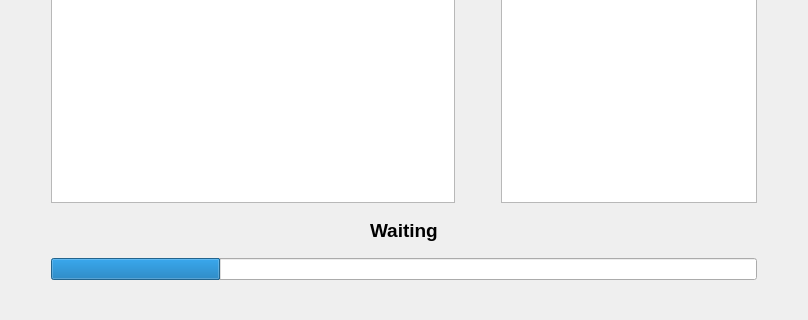
The window that DiodeTestGUI/mainwindow.ui (vanbear/DiodeTestApplication) describes before a commit, drawn with Qt 5; both pictures show x 0 to 808 and y 180 to 500 of the 808 by 500 pixel window.
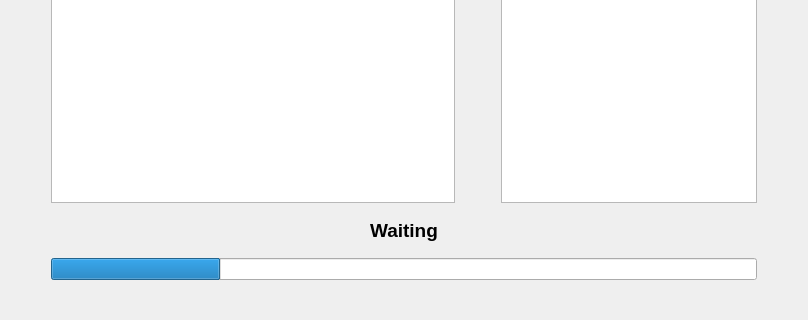
The same window after the commit.

The edit to the form file:
```diff
--- a/DiodeTestGUI/mainwindow.ui
+++ b/DiodeTestGUI/mainwindow.ui
@@ -23,6 +23,18 @@
    <string>DiodeTestGUI</string>
   </property>
   <widget class="QWidget" name="centralWidget">
+   <property name="sizePolicy">
+    <sizepolicy hsizetype="Fixed" vsizetype="Fixed">
+     <horstretch>0</horstretch>
+     <verstretch>0</verstretch>
+    </sizepolicy>
+   </property>
+   <property name="minimumSize">
+    <size>
+     <width>800</width>
+     <height>480</height>
+    </size>
+   </property>
    <layout class="QVBoxLayout" name="verticalLayout">
     <item>
      <spacer name="verticalSpacer_2">
@@ -128,6 +140,9 @@
         <property name="orientation">
          <enum>Qt::Horizontal</enum>
         </property>
+        <property name="sizeType">
+         <enum>QSizePolicy::Minimum</enum>
+        </property>
         <property name="sizeHint" stdset="0">
          <size>
           <width>40</width>
@@ -148,6 +163,12 @@
         <property name="text">
          <string>Waiting</string>
         </property>
+        <property name="alignment">
+         <set>Qt::AlignCenter</set>
+        </property>
+        <property name="wordWrap">
+         <bool>true</bool>
+        </property>
        </widget>
       </item>
       <item>
@@ -155,6 +176,9 @@
         <property name="orientation">
          <enum>Qt::Horizontal</enum>
         </property>
+        <property name="sizeType">
+         <enum>QSizePolicy::Minimum</enum>
+        </property>
         <property name="sizeHint" stdset="0">
          <size>
           <width>40</width>
```
